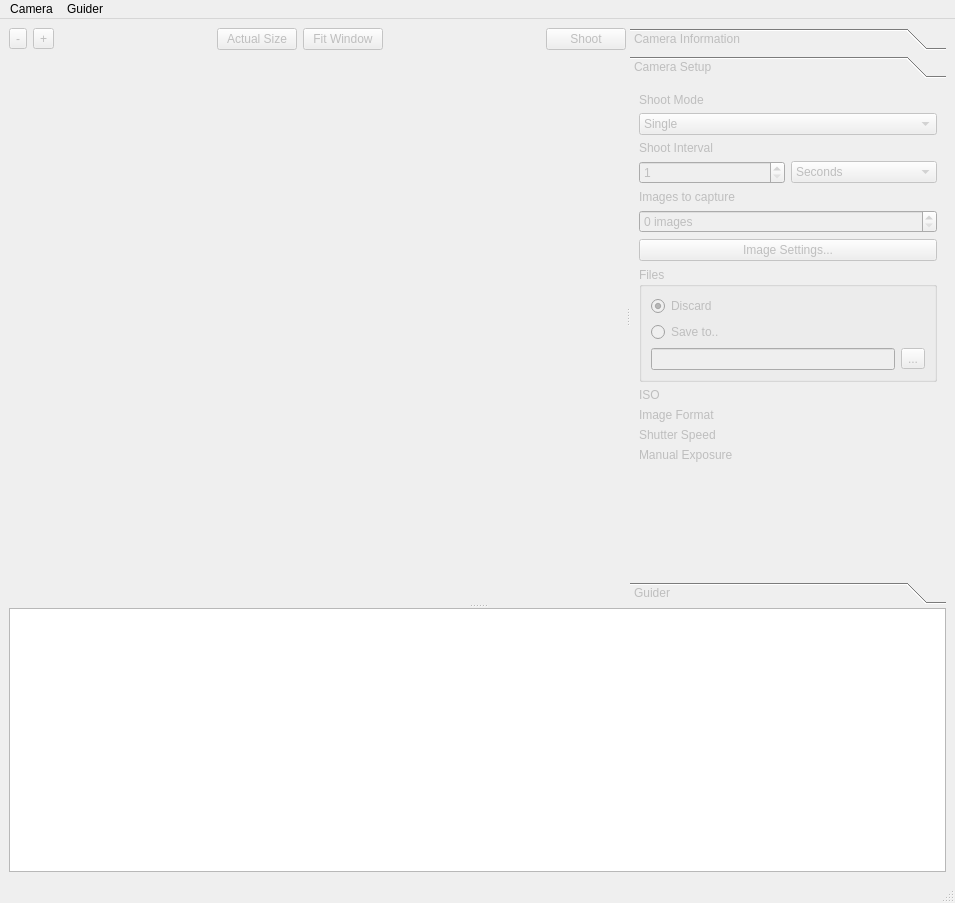
Edlward/GalaxyHunter, file dslr-qt-shooter/ui/dslr_shooter_window.ui: the form before one commit.
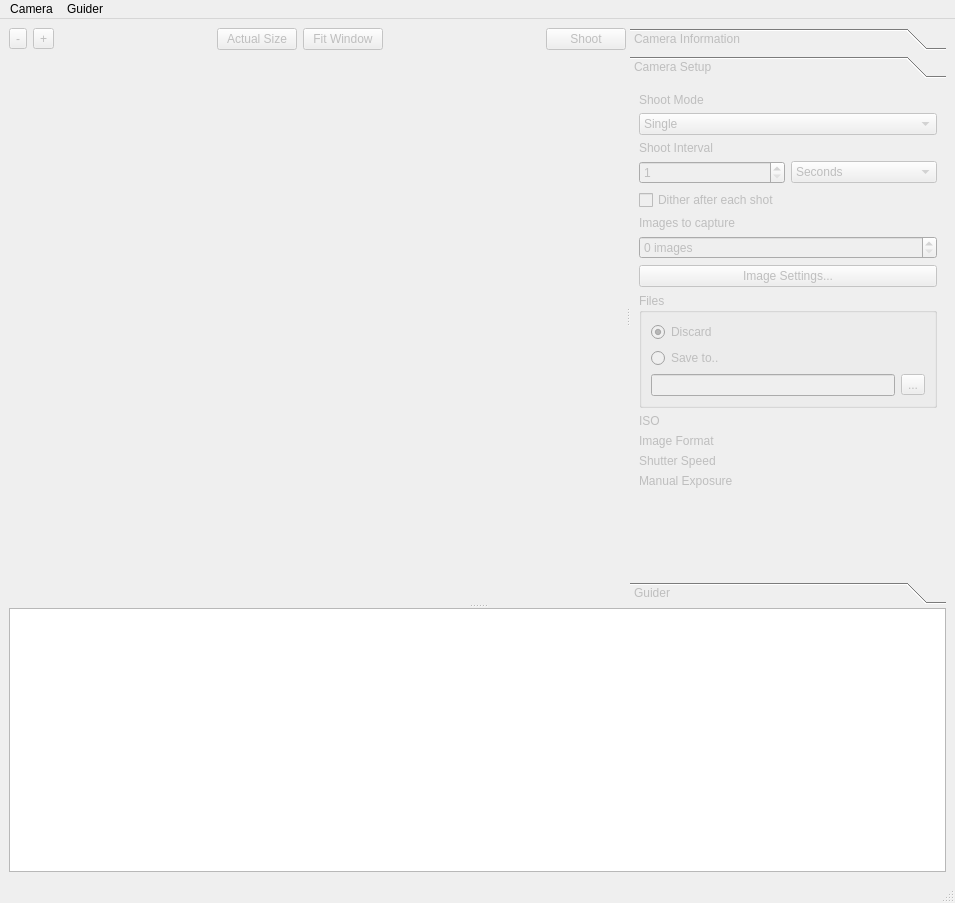
The form after the commit. The open tabs and pages were chosen to show the change. Custom widgets are drawn as their Qt base class.

Commit message: dither support (WIP)

```diff
--- a/dslr-qt-shooter/ui/dslr_shooter_window.ui
+++ b/dslr-qt-shooter/ui/dslr_shooter_window.ui
@@ -168,22 +168,29 @@
           <rect>
            <x>0</x>
            <y>0</y>
-           <width>205</width>
-           <height>364</height>
+           <width>214</width>
+           <height>435</height>
           </rect>
          </property>
          <attribute name="label">
           <string>Camera Setup</string>
          </attribute>
          <layout class="QGridLayout" name="gridLayout_3">
-          <item row="11" column="1">
-           <widget class="QLabel" name="manualExposureLabel">
-            <property name="text">
-             <string/>
-            </property>
-           </widget>
-          </item>
           <item row="12" column="0">
+           <widget class="QLabel" name="label_10">
+            <property name="text">
+             <string>Manual Exposure</string>
+            </property>
+           </widget>
+          </item>
+          <item row="12" column="1">
+           <widget class="QLabel" name="manualExposureLabel">
+            <property name="text">
+             <string/>
+            </property>
+           </widget>
+          </item>
+          <item row="13" column="0">
            <spacer name="verticalSpacer_3">
             <property name="orientation">
              <enum>Qt::Vertical</enum>
@@ -253,56 +260,42 @@
             </item>
            </widget>
           </item>
-          <item row="4" column="0" colspan="2">
+          <item row="5" column="0" colspan="2">
            <widget class="QLabel" name="label_3">
             <property name="text">
              <string>Images to capture</string>
             </property>
            </widget>
           </item>
-          <item row="5" column="0" colspan="2">
+          <item row="6" column="0" colspan="2">
            <widget class="QSpinBox" name="images_count">
             <property name="suffix">
              <string> images</string>
             </property>
            </widget>
           </item>
-          <item row="10" column="0">
+          <item row="11" column="0">
            <widget class="QLabel" name="label_5">
             <property name="text">
              <string>Shutter Speed</string>
             </property>
            </widget>
           </item>
-          <item row="6" column="0" colspan="2">
+          <item row="7" column="0" colspan="2">
            <widget class="QPushButton" name="imageSettings">
             <property name="text">
              <string>Image Settings...</string>
             </property>
            </widget>
           </item>
-          <item row="8" column="0">
+          <item row="9" column="0">
            <widget class="QLabel" name="label_4">
             <property name="text">
              <string>ISO</string>
             </property>
            </widget>
           </item>
-          <item row="8" column="1">
-           <widget class="QLabel" name="isoLabel">
-            <property name="text">
-             <string/>
-            </property>
-           </widget>
-          </item>
-          <item row="10" column="1">
-           <widget class="QLabel" name="shutterSpeedLabel">
-            <property name="text">
-             <string/>
-            </property>
-           </widget>
-          </item>
-          <item row="9" column="0">
+          <item row="10" column="0">
            <widget class="QLabel" name="label_6">
             <property name="text">
              <string>Image Format</string>
@@ -310,20 +303,27 @@
            </widget>
           </item>
           <item row="9" column="1">
+           <widget class="QLabel" name="isoLabel">
+            <property name="text">
+             <string/>
+            </property>
+           </widget>
+          </item>
+          <item row="11" column="1">
+           <widget class="QLabel" name="shutterSpeedLabel">
+            <property name="text">
+             <string/>
+            </property>
+           </widget>
+          </item>
+          <item row="10" column="1">
            <widget class="QLabel" name="imageFormatLabel">
             <property name="text">
              <string/>
             </property>
            </widget>
           </item>
-          <item row="11" column="0">
-           <widget class="QLabel" name="label_10">
-            <property name="text">
-             <string>Manual Exposure</string>
-            </property>
-           </widget>
-          </item>
-          <item row="7" column="0" colspan="2">
+          <item row="8" column="0" colspan="2">
            <widget class="QGroupBox" name="groupBox">
             <property name="title">
              <string>Files</string>
@@ -366,6 +366,13 @@
             </layout>
            </widget>
           </item>
+          <item row="4" column="0" colspan="2">
+           <widget class="QCheckBox" name="ditherAfterShot">
+            <property name="text">
+             <string>Dither after each shot</string>
+            </property>
+           </widget>
+          </item>
          </layout>
         </widget>
         <widget class="QWidget" name="guider_page">
```
Left out of the diff: 10 changed lines with no effect on the pictures. The commit also changes 2 other files.
